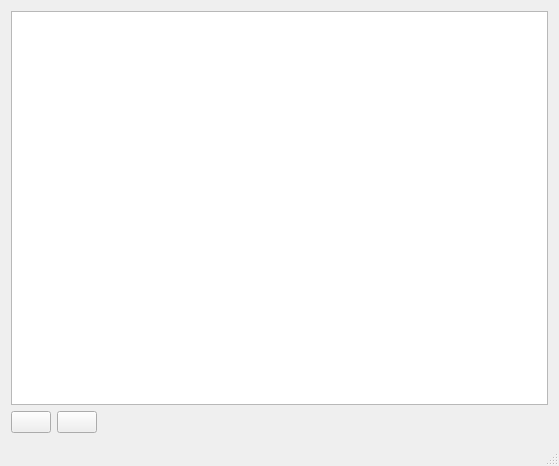
The window that mainwindow.ui (maximillian2/forganiser) describes before a commit, drawn with Qt 5.
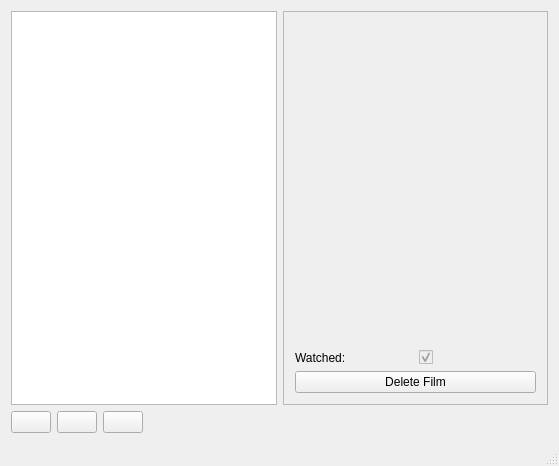
The same window after the commit.

The edit to the form file:
```diff
--- a/mainwindow.ui
+++ b/mainwindow.ui
@@ -20,15 +20,95 @@
    <string>Forganiser</string>
   </property>
   <widget class="QWidget" name="centralWidget">
-   <layout class="QVBoxLayout" name="verticalLayout_2">
+   <layout class="QVBoxLayout" name="verticalLayout">
     <item>
      <layout class="QHBoxLayout" name="horizontalLayout_2">
       <item>
-       <layout class="QVBoxLayout" name="verticalLayout">
-        <item>
-         <widget class="QTableView" name="films_tableview"/>
-        </item>
-       </layout>
+       <widget class="QTableView" name="films_tableview"/>
+      </item>
+      <item>
+       <widget class="QScrollArea" name="scrollArea">
+        <property name="widgetResizable">
+         <bool>true</bool>
+        </property>
+        <widget class="QWidget" name="scrollAreaWidgetContents">
+         <property name="geometry">
+          <rect>
+           <x>0</x>
+           <y>0</y>
+           <width>264</width>
+           <height>364</height>
+          </rect>
+         </property>
+         <layout class="QVBoxLayout" name="verticalLayout_2">
+          <item>
+           <widget class="QLabel" name="film_title_label">
+            <property name="font">
+             <font>
+              <pointsize>18</pointsize>
+              <weight>75</weight>
+              <bold>true</bold>
+             </font>
+            </property>
+            <property name="text">
+             <string/>
+            </property>
+            <property name="alignment">
+             <set>Qt::AlignCenter</set>
+            </property>
+           </widget>
+          </item>
+          <item>
+           <widget class="QLabel" name="rating_label">
+            <property name="font">
+             <font>
+              <pointsize>36</pointsize>
+              <weight>75</weight>
+              <bold>true</bold>
+             </font>
+            </property>
+            <property name="text">
+             <string/>
+            </property>
+            <property name="alignment">
+             <set>Qt::AlignCenter</set>
+            </property>
+           </widget>
+          </item>
+          <item>
+           <layout class="QHBoxLayout" name="horizontalLayout_3">
+            <item>
+             <widget class="QLabel" name="watched_label">
+              <property name="text">
+               <string>Watched:</string>
+              </property>
+             </widget>
+            </item>
+            <item>
+             <widget class="QCheckBox" name="place_Checkbox">
+              <property name="enabled">
+               <bool>false</bool>
+              </property>
+              <property name="text">
+               <string/>
+              </property>
+              <property name="checked">
+               <bool>true</bool>
+              </property>
+             </widget>
+            </item>
+           </layout>
+          </item>
+          <item>
+           <widget class="QPushButton" name="delete_button">
+            <property name="text">
+             <string>Delete Film</string>
+            </property>
+           </widget>
+          </item>
+         </layout>
+        </widget>
+       </widget>
       </item>
      </layout>
     </item>
@@ -41,6 +121,13 @@
         </property>
        </widget>
       </item>
+      <item>
+       <widget class="QPushButton" name="removeButton">
+        <property name="text">
+         <string/>
+        </property>
+       </widget>
+      </item>
       <item>
        <widget class="QPushButton" name="unlockButton">
         <property name="text">
```
